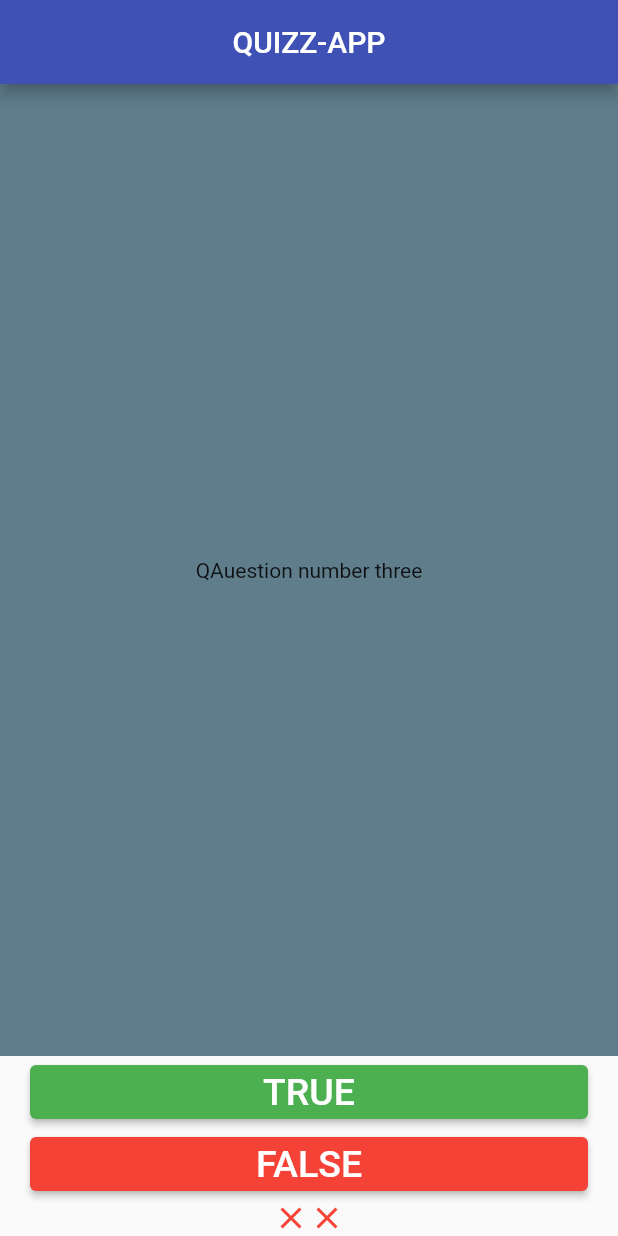
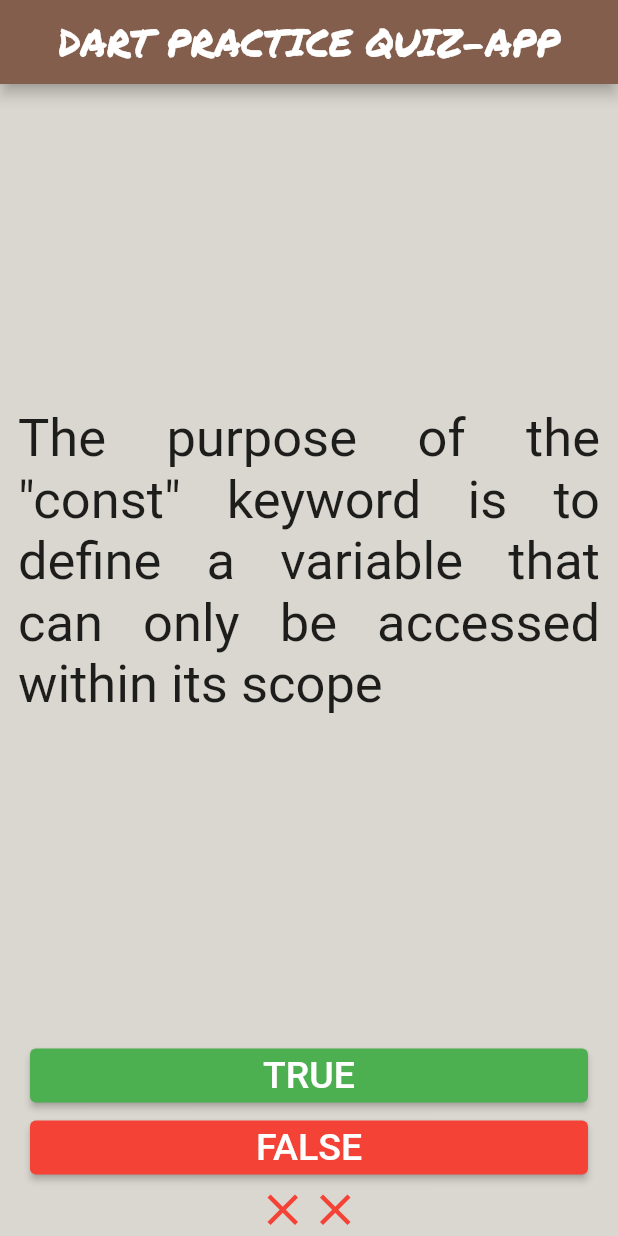
Before and after one commit to henry-dura/Dart-Quiz-Practice-App, a Flutter app: the screen it shows after launch, after a tap on "TRUE", after a tap on "FALSE", on a phone screen of 412 x 824 dp. Run offline on Flutter 3.47's test engine with Material 2 defaults, Android fonts, the phone set to English and light mode, and no system bars; our stand-ins replace rflutter_alert.

Commit message:
refactor code using OOP principles

```diff
--- a/lib/main.dart
+++ b/lib/main.dart
@@ -1,5 +1,10 @@
 import 'package:flutter/material.dart';
-import 'question_structure.dart';
+import 'question_bank.dart';
+import 'alert_dialog.dart';
+
+
+Question_Bank bank = Question_Bank();
+Alert_Dialog dialogBox = Alert_Dialog();
 
 void main() {
   runApp(const Display());
@@ -13,11 +18,12 @@ class Display extends StatelessWidget {
     return MaterialApp(
       home: SafeArea(
         child: Scaffold(
+          backgroundColor: const Color(0xFFDAD7D0),
           body: const Quizz(),
           appBar: AppBar(
-            backgroundColor: Colors.indigo,
+            backgroundColor: const Color(0xFF845E4D),
             title: const Center(
-              child: Text('QUIZZ-APP'),
+              child: Text('DART PRACTICE QUIZ-APP',style: TextStyle(fontFamily: 'PermanentMarker',fontSize: 25),),
             ),
           ),
         ),
@@ -34,13 +40,45 @@ class Quizz extends StatefulWidget {
 }
 
 class _QuizzState extends State<Quizz> {
-  List<Icon> scoreIcons = [];
-  int questionNumber = 0;
-  List<Question_Structure> questions = [
-    Question_Structure('QAuestion number one', false),
-    Question_Structure('QAuestion number two', true),
-    Question_Structure('QAuestion number three', false)
-  ];
+
+
+  int score = 0;
+
+  void buttonPressed(bool val){
+    bool correctAnswer = bank.answer();
+    if (correctAnswer == val) {
+      bank.scoreIcons.add(
+        const Icon(
+          Icons.done,
+          color: Colors.green,
+          size: 35,
+        ),
+      );
+      score++;
+    } else {
+      bank.scoreIcons.add(const Icon(
+        Icons.close,
+        color: Colors.red,
+        size: 35,
+
+      ));
+    }
+    setState(() {
+      bank.nextQuestion();
+    });
+
+
+    if(bank.questionStatus()){
+      dialogBox.alertDialogBox(context,score);
+      setState(() {
+        score = 0;
+        bank.reset();
+      });
+    }
+
+  }
+
+
   @override
   Widget build(BuildContext context) {
     return Column(
@@ -48,8 +86,8 @@ class _QuizzState extends State<Quizz> {
       children: [
         Expanded(
           child: Container(
-            color: Colors.blueGrey,
-            child: Center(child: Text(questions[questionNumber].question)),
+            padding: const EdgeInsets.symmetric(horizontal: 12),
+            child: Center(child: Text(bank.question(),textAlign:TextAlign.justify,style: const TextStyle(fontSize: 35,),)),
           ),
         ),
         Padding(
@@ -59,25 +97,7 @@ class _QuizzState extends State<Quizz> {
                   backgroundColor:
                       MaterialStatePropertyAll<Color>(Colors.green)),
               onPressed: () {
-                bool correctAnswer = questions[questionNumber].answer;
-                if (correctAnswer == true) {
-                  scoreIcons.add(
-                    Icon(
-                      Icons.done,
-                      color: Colors.green,
-                    ),
-                  );
-                } else {
-                  scoreIcons.add(Icon(
-                    Icons.close,
-                    color: Colors.red,
-                  ));
-                }
-                setState(() {
-                  if (questionNumber < questions.length - 1) {
-                    questionNumber += 1;
-                  }
-                });
+                buttonPressed(true);
               },
               child: const Text(
                 'TRUE',
@@ -90,25 +110,11 @@ class _QuizzState extends State<Quizz> {
               style: const ButtonStyle(
                   backgroundColor: MaterialStatePropertyAll<Color>(Colors.red)),
               onPressed: () {
-                bool correctAnswer = questions[questionNumber].answer;
-                if (correctAnswer == false) {
-                  scoreIcons.add(
-                    Icon(
-                      Icons.done,
-                      color: Colors.green,
-                    ),
-                  );
-                } else {
-                  scoreIcons.add(Icon(
-                    Icons.close,
-                    color: Colors.red,));
-                }
-                setState(() {
-                  if (questionNumber < questions.length - 1) {
-                    questionNumber += 1;
-                  }
-                });
-              },
+                buttonPressed(false);
+                // if(bank.questionStatus()){
+                //   bank.onAlert(context);
+                // }
+                },
               child: const Text(
                 'FALSE',
                 style: TextStyle(fontSize: 25),
@@ -116,7 +122,7 @@ class _QuizzState extends State<Quizz> {
         ),
         Row(
           mainAxisAlignment: MainAxisAlignment.center,
-          children: scoreIcons,
+          children: bank.scoreIcons,
         )
       ],
     );
--- /dev/null
+++ b/lib/question_bank.dart
@@ -0,0 +1,48 @@
+import 'package:flutter/cupertino.dart';
+import 'package:flutter/material.dart';
+import 'question_structure.dart';
+
+class Question_Bank{
+  int _questionNumber = 0;
+  List<Widget> scoreIcons = [];
+  final List<Question_Structure> _questions = [
+    Question_Structure('Dart language is originally developed by Microsoft in 2011', false),
+    Question_Structure('Dart is a programming language used for mobile app development', true),
+    Question_Structure('The purpose of the "const" keyword is to define a variable that can only be accessed within its scope', false),
+    Question_Structure(' To define a variable that cannot be changed after its initial assignment "final" keyword is used', true),
+    Question_Structure('To define a function that returns a Future, the "async" keyword is used', true),
+    Question_Structure('The "break" keyword in Dart is used to exit a function', false),
+    Question_Structure('The "continue" keyword is used to skip a single iteration of a loop', true),
+    Question_Structure('"?"operator is used for null-aware access in Dart?', true),
+    Question_Structure('Dart has multiple interfaces.', true),
+    Question_Structure('--version command is used to display VM version information', true),
+
+
+  ];
+
+  void nextQuestion(){
+    if(_questionNumber < _questions.length){
+      _questionNumber++;
+    }
+
+  }
+
+  String question(){
+    return _questions[_questionNumber].question;
+  }
+
+  bool answer(){
+    return _questions[_questionNumber].answer;
+
+  }
+
+  bool questionStatus(){
+    return _questionNumber  ==  _questions.length;
+  }
+  void reset(){
+    _questionNumber = 0;
+    scoreIcons = [];
+  }
+
+
+  }
```
Also changed, not shown: lib/alert_dialog.dart (added, +36 -0 lines), pubspec.yaml (+6 -6 lines), fonts/PermanentMarker-Regular.ttf (added), pubspec.lock.
